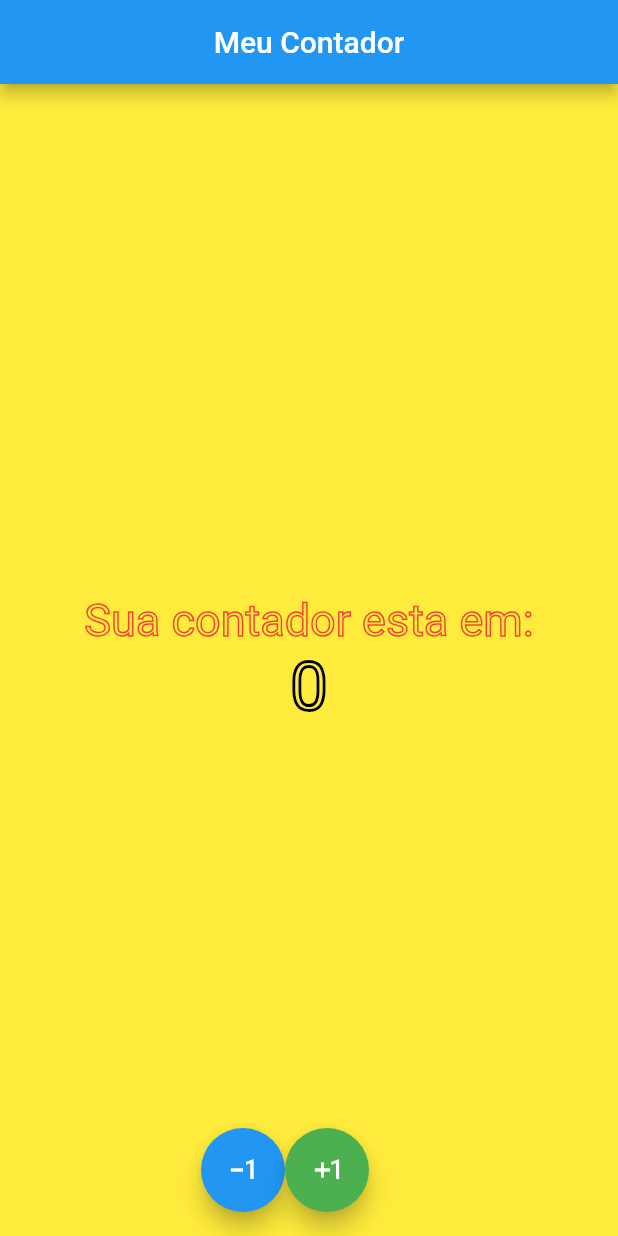
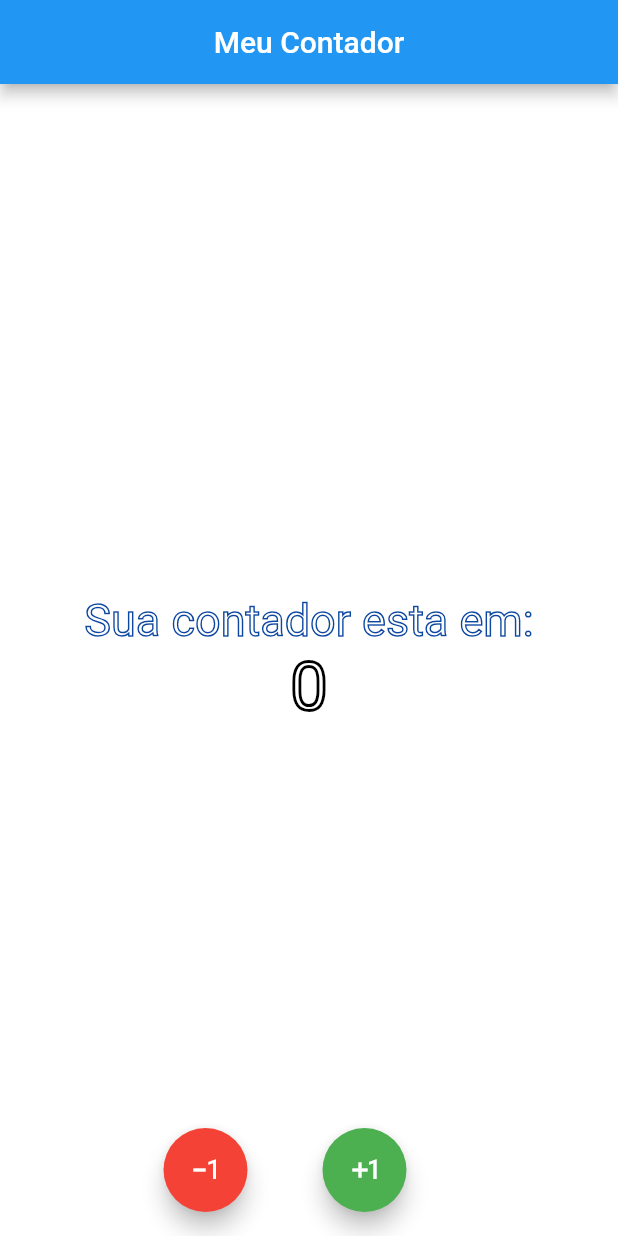
Before and after one commit to Tsilva16/Contador, a Flutter app: the screen it shows after launch, on a phone screen of 412 x 824 dp. Run offline on Flutter 3.47's test engine with Material 2 defaults, Android fonts, the phone set to English and light mode, and no system bars.

Commit message:
NewLayout

```diff
--- a/contador/lib/main.dart
+++ b/contador/lib/main.dart
@@ -18,7 +18,7 @@ class _CounterScreenState extends State<CounterScreen> {
   @override
   Widget build(BuildContext context) {
     return Scaffold(
-      backgroundColor: Colors.yellow,
+      backgroundColor: Colors.white,
       appBar: AppBar(
         centerTitle: true,
         title: Text('Meu Contador'),
@@ -33,7 +33,7 @@ class _CounterScreenState extends State<CounterScreen> {
             foreground: Paint()
               ..style = PaintingStyle.stroke
               ..strokeWidth = 1
-              ..color = Colors.red
+              ..color = Colors.blue[900]
           ),
           ),
           ),
@@ -54,7 +54,7 @@ class _CounterScreenState extends State<CounterScreen> {
         mainAxisAlignment: MainAxisAlignment.center,
         children: [
           FloatingActionButton(
-            backgroundColor: Colors.blue,
+            backgroundColor: Colors.red,
             onPressed: () {
               setState(() {
                 resultado -=1;
@@ -62,6 +62,7 @@ class _CounterScreenState extends State<CounterScreen> {
             },
             child: Icon(Icons.exposure_minus_1),
           ),
+          SizedBox(width: 50),
           FloatingActionButton(
             backgroundColor: Colors.green,
             onPressed: () {
```
